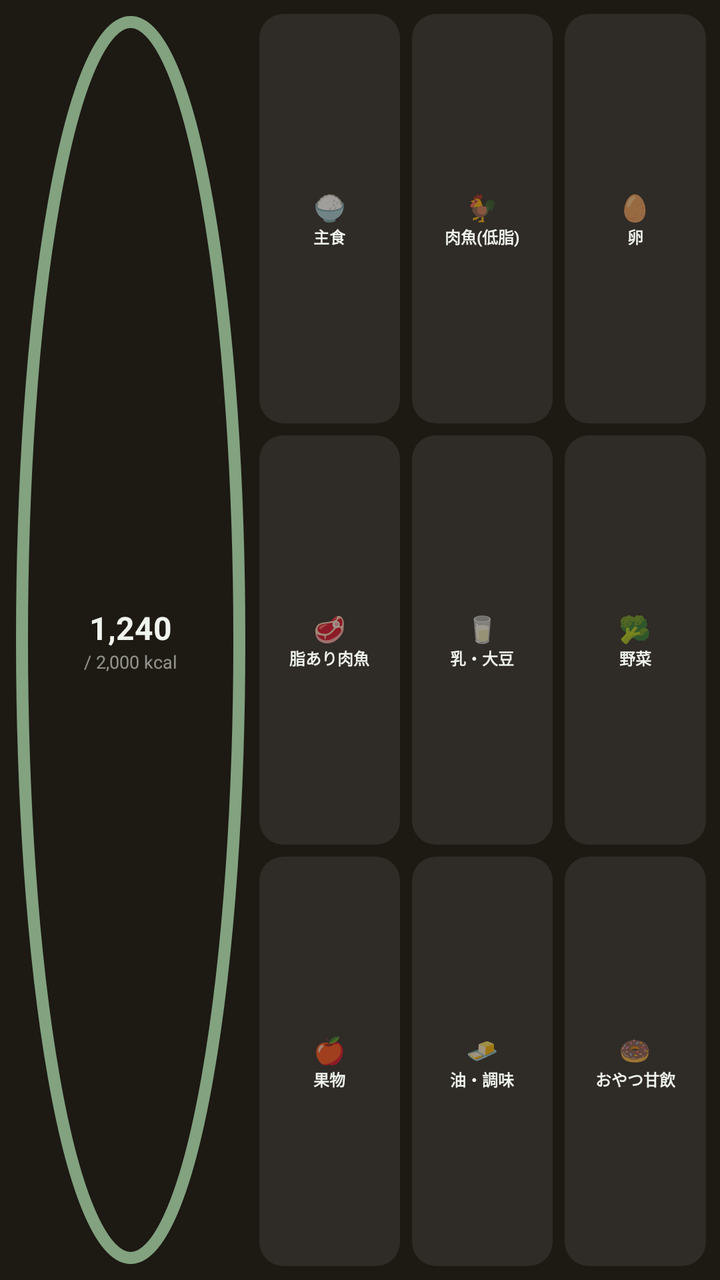
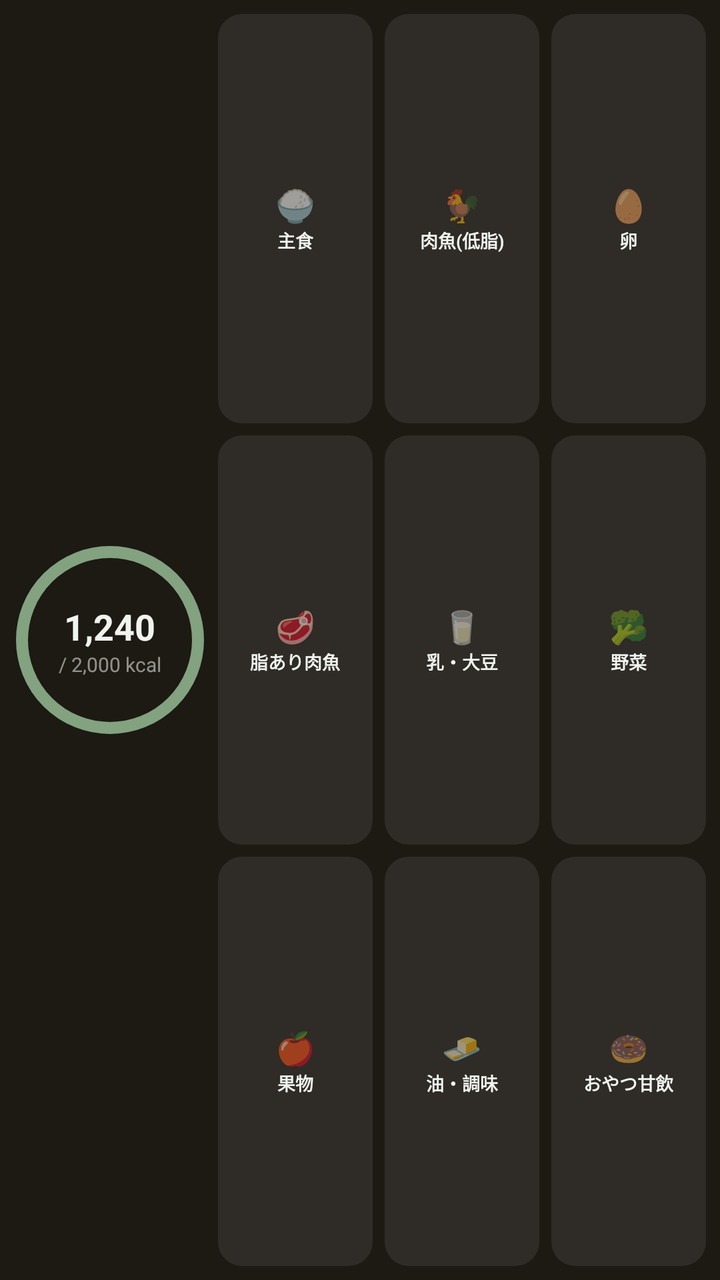

Compare the two renders of this Android layout. The source of the first and the diff that turns it into the second are given below.
<!-- AndroidManifest.xml: application theme AppTheme -->
<!-- res/layout/widget_preview_4x3.xml -->
<?xml version="1.0" encoding="utf-8"?>
<LinearLayout xmlns:android="http://schemas.android.com/apk/res/android"
    android:layout_width="250dp"
    android:layout_height="180dp"
    android:background="@color/widget_surface_inverse"
    android:orientation="horizontal"
    android:padding="4dp">

    
    <FrameLayout
        android:layout_width="0dp"
        android:layout_height="match_parent"
        android:layout_weight="1"
        android:layout_margin="4dp">
        <ImageView android:layout_width="match_parent" android:layout_height="match_parent" android:src="@drawable/widget_ring_bg" android:contentDescription="@null"/>
        <LinearLayout android:layout_width="match_parent" android:layout_height="match_parent" android:orientation="vertical" android:gravity="center">
            <TextView android:layout_width="wrap_content" android:layout_height="wrap_content" android:text="1,240" android:textColor="@color/widget_text_primary" android:textSize="16sp" android:textStyle="bold"/>
            <TextView android:layout_width="wrap_content" android:layout_height="wrap_content" android:text="/ 2,000 kcal" android:textColor="@color/widget_text_secondary" android:textSize="9sp"/>
        </LinearLayout>
    </FrameLayout>

    
    <LinearLayout android:layout_width="0dp" android:layout_height="match_parent" android:layout_weight="2" android:orientation="vertical">

        <LinearLayout android:layout_width="match_parent" android:layout_height="0dp" android:layout_weight="1" android:orientation="horizontal">
            <LinearLayout android:layout_width="0dp" android:layout_height="match_parent" android:layout_weight="1" android:layout_margin="3dp" android:background="@drawable/widget_btn_bg" android:orientation="vertical" android:gravity="center">
                <TextView android:layout_width="wrap_content" android:layout_height="wrap_content" android:text="🍚" android:textSize="13sp"/>
                <TextView android:layout_width="wrap_content" android:layout_height="wrap_content" android:text="主食" android:textColor="@color/widget_text_primary" android:textSize="8sp" android:textStyle="bold"/>
            </LinearLayout>
            <LinearLayout android:layout_width="0dp" android:layout_height="match_parent" android:layout_weight="1" android:layout_margin="3dp" android:background="@drawable/widget_btn_bg" android:orientation="vertical" android:gravity="center">
                <TextView android:layout_width="wrap_content" android:layout_height="wrap_content" android:text="🐓" android:textSize="13sp"/>
                <TextView android:layout_width="wrap_content" android:layout_height="wrap_content" android:text="肉魚(低脂)" android:textColor="@color/widget_text_primary" android:textSize="8sp" android:textStyle="bold"/>
            </LinearLayout>
            <LinearLayout android:layout_width="0dp" android:layout_height="match_parent" android:layout_weight="1" android:layout_margin="3dp" android:background="@drawable/widget_btn_bg" android:orientation="vertical" android:gravity="center">
                <TextView android:layout_width="wrap_content" android:layout_height="wrap_content" android:text="🥚" android:textSize="13sp"/>
                <TextView android:layout_width="wrap_content" android:layout_height="wrap_content" android:text="卵" android:textColor="@color/widget_text_primary" android:textSize="8sp" android:textStyle="bold"/>
            </LinearLayout>
        </LinearLayout>

        <LinearLayout android:layout_width="match_parent" android:layout_height="0dp" android:layout_weight="1" android:orientation="horizontal">
            <LinearLayout android:layout_width="0dp" android:layout_height="match_parent" android:layout_weight="1" android:layout_margin="3dp" android:background="@drawable/widget_btn_bg" android:orientation="vertical" android:gravity="center">
                <TextView android:layout_width="wrap_content" android:layout_height="wrap_content" android:text="🥩" android:textSize="13sp"/>
                <TextView android:layout_width="wrap_content" android:layout_height="wrap_content" android:text="脂あり肉魚" android:textColor="@color/widget_text_primary" android:textSize="8sp" android:textStyle="bold"/>
            </LinearLayout>
            <LinearLayout android:layout_width="0dp" android:layout_height="match_parent" android:layout_weight="1" android:layout_margin="3dp" android:background="@drawable/widget_btn_bg" android:orientation="vertical" android:gravity="center">
                <TextView android:layout_width="wrap_content" android:layout_height="wrap_content" android:text="🥛" android:textSize="13sp"/>
                <TextView android:layout_width="wrap_content" android:layout_height="wrap_content" android:text="乳・大豆" android:textColor="@color/widget_text_primary" android:textSize="8sp" android:textStyle="bold"/>
            </LinearLayout>
            <LinearLayout android:layout_width="0dp" android:layout_height="match_parent" android:layout_weight="1" android:layout_margin="3dp" android:background="@drawable/widget_btn_bg" android:orientation="vertical" android:gravity="center">
                <TextView android:layout_width="wrap_content" android:layout_height="wrap_content" android:text="🥦" android:textSize="13sp"/>
                <TextView android:layout_width="wrap_content" android:layout_height="wrap_content" android:text="野菜" android:textColor="@color/widget_text_primary" android:textSize="8sp" android:textStyle="bold"/>
            </LinearLayout>
        </LinearLayout>

        <LinearLayout android:layout_width="match_parent" android:layout_height="0dp" android:layout_weight="1" android:orientation="horizontal">
            <LinearLayout android:layout_width="0dp" android:layout_height="match_parent" android:layout_weight="1" android:layout_margin="3dp" android:background="@drawable/widget_btn_bg" android:orientation="vertical" android:gravity="center">
                <TextView android:layout_width="wrap_content" android:layout_height="wrap_content" android:text="🍎" android:textSize="13sp"/>
                <TextView android:layout_width="wrap_content" android:layout_height="wrap_content" android:text="果物" android:textColor="@color/widget_text_primary" android:textSize="8sp" android:textStyle="bold"/>
            </LinearLayout>
            <LinearLayout android:layout_width="0dp" android:layout_height="match_parent" android:layout_weight="1" android:layout_margin="3dp" android:background="@drawable/widget_btn_bg" android:orientation="vertical" android:gravity="center">
                <TextView android:layout_width="wrap_content" android:layout_height="wrap_content" android:text="🧈" android:textSize="13sp"/>
                <TextView android:layout_width="wrap_content" android:layout_height="wrap_content" android:text="油・調味" android:textColor="@color/widget_text_primary" android:textSize="8sp" android:textStyle="bold"/>
            </LinearLayout>
            <LinearLayout android:layout_width="0dp" android:layout_height="match_parent" android:layout_weight="1" android:layout_margin="3dp" android:background="@drawable/widget_btn_bg" android:orientation="vertical" android:gravity="center">
                <TextView android:layout_width="wrap_content" android:layout_height="wrap_content" android:text="🍩" android:textSize="13sp"/>
                <TextView android:layout_width="wrap_content" android:layout_height="wrap_content" android:text="おやつ甘飲" android:textColor="@color/widget_text_primary" android:textSize="8sp" android:textStyle="bold"/>
            </LinearLayout>
        </LinearLayout>

    </LinearLayout>

</LinearLayout>
<!-- resources referenced by this layout -->
<resources>
  <color name="widget_surface_inverse">#FF1D1913</color>
  <color name="widget_text_primary">#FFF0F4EF</color>
  <color name="widget_text_secondary">#8CF0F4EF</color>
  <!-- drawable widget_btn_bg (drawable) -->
  <?xml version="1.0" encoding="utf-8"?>
  <shape xmlns:android="http://schemas.android.com/apk/res/android" android:shape="rectangle">
      <solid android:color="@color/widget_btn_surface"/>
      <corners android:radius="12dp"/>
  </shape>
  <!-- drawable widget_ring_bg (drawable) -->
  <?xml version="1.0" encoding="utf-8"?>
  <shape xmlns:android="http://schemas.android.com/apk/res/android" android:shape="oval">
      <stroke android:width="6dp" android:color="@color/widget_accent"/>
      <solid android:color="@android:color/transparent"/>
  </shape>
  <style name="AppTheme" parent="Theme.AppCompat.DayNight.NoActionBar">
      <item name="android:enforceNavigationBarContrast" tools:targetApi="29">true</item>
      <item name="android:editTextBackground">@drawable/rn_edit_text_material</item>
      <item name="colorPrimary">@color/colorPrimary</item>
      <item name="android:statusBarColor">#355E52</item>
    </style>
  <color name="widget_btn_surface">#14FFFFFF</color>
  <color name="widget_accent">#FF82A280</color>
  <!-- drawable rn_edit_text_material (drawable) -->
  <?xml version="1.0" encoding="utf-8"?>
  <inset xmlns:android="http://schemas.android.com/apk/res/android"
         android:insetLeft="@dimen/abc_edit_text_inset_horizontal_material"
         android:insetRight="@dimen/abc_edit_text_inset_horizontal_material"
         android:insetTop="@dimen/abc_edit_text_inset_top_material"
         android:insetBottom="@dimen/abc_edit_text_inset_bottom_material"
         >
  
      <selector>
          
          <item android:state_enabled="false" android:drawable="@drawable/abc_textfield_default_mtrl_alpha"/>
          <item android:drawable="@drawable/abc_textfield_activated_mtrl_alpha"/>
      </selector>
  
  </inset>
  <color name="colorPrimary">#023c69</color>
</resources>

<!-- the commit's change to res/layout/widget_preview_4x3.xml (unified diff, before → after) -->
@@ -8,14 +8,14 @@
 
     
     <FrameLayout
-        android:layout_width="0dp"
-        android:layout_height="match_parent"
-        android:layout_weight="1"
+        android:layout_width="94dp"
+        android:layout_height="94dp"
+        android:layout_gravity="center_vertical"
         android:layout_margin="4dp">
         <ImageView android:layout_width="match_parent" android:layout_height="match_parent" android:src="@drawable/widget_ring_bg" android:contentDescription="@null"/>
         <LinearLayout android:layout_width="match_parent" android:layout_height="match_parent" android:orientation="vertical" android:gravity="center">
-            <TextView android:layout_width="wrap_content" android:layout_height="wrap_content" android:text="1,240" android:textColor="@color/widget_text_primary" android:textSize="16sp" android:textStyle="bold"/>
-            <TextView android:layout_width="wrap_content" android:layout_height="wrap_content" android:text="/ 2,000 kcal" android:textColor="@color/widget_text_secondary" android:textSize="9sp"/>
+            <TextView android:layout_width="wrap_content" android:layout_height="wrap_content" android:text="1,240" android:textColor="@color/widget_text_primary" android:textSize="18sp" android:textStyle="bold"/>
+            <TextView android:layout_width="wrap_content" android:layout_height="wrap_content" android:text="/ 2,000 kcal" android:textColor="@color/widget_text_secondary" android:textSize="10sp"/>
         </LinearLayout>
     </FrameLayout>
 
@@ -24,46 +24,46 @@
 
         <LinearLayout android:layout_width="match_parent" android:layout_height="0dp" android:layout_weight="1" android:orientation="horizontal">
             <LinearLayout android:layout_width="0dp" android:layout_height="match_parent" android:layout_weight="1" android:layout_margin="3dp" android:background="@drawable/widget_btn_bg" android:orientation="vertical" android:gravity="center">
-                <TextView android:layout_width="wrap_content" android:layout_height="wrap_content" android:text="🍚" android:textSize="13sp"/>
-                <TextView android:layout_width="wrap_content" android:layout_height="wrap_content" android:text="主食" android:textColor="@color/widget_text_primary" android:textSize="8sp" android:textStyle="bold"/>
+                <TextView android:layout_width="wrap_content" android:layout_height="wrap_content" android:text="🍚" android:textSize="16sp"/>
+                <TextView android:layout_width="wrap_content" android:layout_height="wrap_content" android:text="主食" android:textColor="@color/widget_text_primary" android:textSize="9sp" android:textStyle="bold"/>
             </LinearLayout>
             <LinearLayout android:layout_width="0dp" android:layout_height="match_parent" android:layout_weight="1" android:layout_margin="3dp" android:background="@drawable/widget_btn_bg" android:orientation="vertical" android:gravity="center">
-                <TextView android:layout_width="wrap_content" android:layout_height="wrap_content" android:text="🐓" android:textSize="13sp"/>
-                <TextView android:layout_width="wrap_content" android:layout_height="wrap_content" android:text="肉魚(低脂)" android:textColor="@color/widget_text_primary" android:textSize="8sp" android:textStyle="bold"/>
+                <TextView android:layout_width="wrap_content" android:layout_height="wrap_content" android:text="🐓" android:textSize="16sp"/>
+                <TextView android:layout_width="wrap_content" android:layout_height="wrap_content" android:text="肉魚(低脂)" android:textColor="@color/widget_text_primary" android:textSize="9sp" android:textStyle="bold"/>
             </LinearLayout>
             <LinearLayout android:layout_width="0dp" android:layout_height="match_parent" android:layout_weight="1" android:layout_margin="3dp" android:background="@drawable/widget_btn_bg" android:orientation="vertical" android:gravity="center">
-                <TextView android:layout_width="wrap_content" android:layout_height="wrap_content" android:text="🥚" android:textSize="13sp"/>
-                <TextView android:layout_width="wrap_content" android:layout_height="wrap_content" android:text="卵" android:textColor="@color/widget_text_primary" android:textSize="8sp" android:textStyle="bold"/>
+                <TextView android:layout_width="wrap_content" android:layout_height="wrap_content" android:text="🥚" android:textSize="16sp"/>
+                <TextView android:layout_width="wrap_content" android:layout_height="wrap_content" android:text="卵" android:textColor="@color/widget_text_primary" android:textSize="9sp" android:textStyle="bold"/>
             </LinearLayout>
         </LinearLayout>
 
         <LinearLayout android:layout_width="match_parent" android:layout_height="0dp" android:layout_weight="1" android:orientation="horizontal">
             <LinearLayout android:layout_width="0dp" android:layout_height="match_parent" android:layout_weight="1" android:layout_margin="3dp" android:background="@drawable/widget_btn_bg" android:orientation="vertical" android:gravity="center">
-                <TextView android:layout_width="wrap_content" android:layout_height="wrap_content" android:text="🥩" android:textSize="13sp"/>
-                <TextView android:layout_width="wrap_content" android:layout_height="wrap_content" android:text="脂あり肉魚" android:textColor="@color/widget_text_primary" android:textSize="8sp" android:textStyle="bold"/>
+                <TextView android:layout_width="wrap_content" android:layout_height="wrap_content" android:text="🥩" android:textSize="16sp"/>
+                <TextView android:layout_width="wrap_content" android:layout_height="wrap_content" android:text="脂あり肉魚" android:textColor="@color/widget_text_primary" android:textSize="9sp" android:textStyle="bold"/>
             </LinearLayout>
             <LinearLayout android:layout_width="0dp" android:layout_height="match_parent" android:layout_weight="1" android:layout_margin="3dp" android:background="@drawable/widget_btn_bg" android:orientation="vertical" android:gravity="center">
-                <TextView android:layout_width="wrap_content" android:layout_height="wrap_content" android:text="🥛" android:textSize="13sp"/>
-                <TextView android:layout_width="wrap_content" android:layout_height="wrap_content" android:text="乳・大豆" android:textColor="@color/widget_text_primary" android:textSize="8sp" android:textStyle="bold"/>
+                <TextView android:layout_width="wrap_content" android:layout_height="wrap_content" android:text="🥛" android:textSize="16sp"/>
+                <TextView android:layout_width="wrap_content" android:layout_height="wrap_content" android:text="乳・大豆" android:textColor="@color/widget_text_primary" android:textSize="9sp" android:textStyle="bold"/>
             </LinearLayout>
             <LinearLayout android:layout_width="0dp" android:layout_height="match_parent" android:layout_weight="1" android:layout_margin="3dp" android:background="@drawable/widget_btn_bg" android:orientation="vertical" android:gravity="center">
-                <TextView android:layout_width="wrap_content" android:layout_height="wrap_content" android:text="🥦" android:textSize="13sp"/>
-                <TextView android:layout_width="wrap_content" android:layout_height="wrap_content" android:text="野菜" android:textColor="@color/widget_text_primary" android:textSize="8sp" android:textStyle="bold"/>
+                <TextView android:layout_width="wrap_content" android:layout_height="wrap_content" android:text="🥦" android:textSize="16sp"/>
+                <TextView android:layout_width="wrap_content" android:layout_height="wrap_content" android:text="野菜" android:textColor="@color/widget_text_primary" android:textSize="9sp" android:textStyle="bold"/>
             </LinearLayout>
         </LinearLayout>
 
         <LinearLayout android:layout_width="match_parent" android:layout_height="0dp" android:layout_weight="1" android:orientation="horizontal">
             <LinearLayout android:layout_width="0dp" android:layout_height="match_parent" android:layout_weight="1" android:layout_margin="3dp" android:background="@drawable/widget_btn_bg" android:orientation="vertical" android:gravity="center">
-                <TextView android:layout_width="wrap_content" android:layout_height="wrap_content" android:text="🍎" android:textSize="13sp"/>
-                <TextView android:layout_width="wrap_content" android:layout_height="wrap_content" android:text="果物" android:textColor="@color/widget_text_primary" android:textSize="8sp" android:textStyle="bold"/>
+                <TextView android:layout_width="wrap_content" android:layout_height="wrap_content" android:text="🍎" android:textSize="16sp"/>
+                <TextView android:layout_width="wrap_content" android:layout_height="wrap_content" android:text="果物" android:textColor="@color/widget_text_primary" android:textSize="9sp" android:textStyle="bold"/>
             </LinearLayout>
             <LinearLayout android:layout_width="0dp" android:layout_height="match_parent" android:layout_weight="1" android:layout_margin="3dp" android:background="@drawable/widget_btn_bg" android:orientation="vertical" android:gravity="center">
-                <TextView android:layout_width="wrap_content" android:layout_height="wrap_content" android:text="🧈" android:textSize="13sp"/>
-                <TextView android:layout_width="wrap_content" android:layout_height="wrap_content" android:text="油・調味" android:textColor="@color/widget_text_primary" android:textSize="8sp" android:textStyle="bold"/>
+                <TextView android:layout_width="wrap_content" android:layout_height="wrap_content" android:text="🧈" android:textSize="16sp"/>
+                <TextView android:layout_width="wrap_content" android:layout_height="wrap_content" android:text="油・調味" android:textColor="@color/widget_text_primary" android:textSize="9sp" android:textStyle="bold"/>
             </LinearLayout>
             <LinearLayout android:layout_width="0dp" android:layout_height="match_parent" android:layout_weight="1" android:layout_margin="3dp" android:background="@drawable/widget_btn_bg" android:orientation="vertical" android:gravity="center">
-                <TextView android:layout_width="wrap_content" android:layout_height="wrap_content" android:text="🍩" android:textSize="13sp"/>
-                <TextView android:layout_width="wrap_content" android:layout_height="wrap_content" android:text="おやつ甘飲" android:textColor="@color/widget_text_primary" android:textSize="8sp" android:textStyle="bold"/>
+                <TextView android:layout_width="wrap_content" android:layout_height="wrap_content" android:text="🍩" android:textSize="16sp"/>
+                <TextView android:layout_width="wrap_content" android:layout_height="wrap_content" android:text="おやつ甘飲" android:textColor="@color/widget_text_primary" android:textSize="9sp" android:textStyle="bold"/>
             </LinearLayout>
         </LinearLayout>
 
